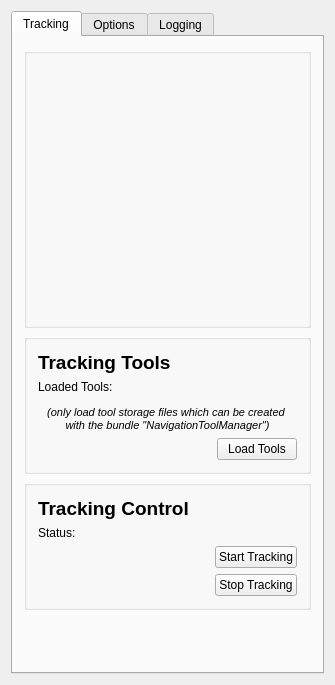
Qt form Modules/Bundles/org.mitk.gui.qt.igttrackingtoolbox/src/internal/QmitkMITKIGTTrackingToolboxViewControls.ui (MITK/MITK) before a commit.
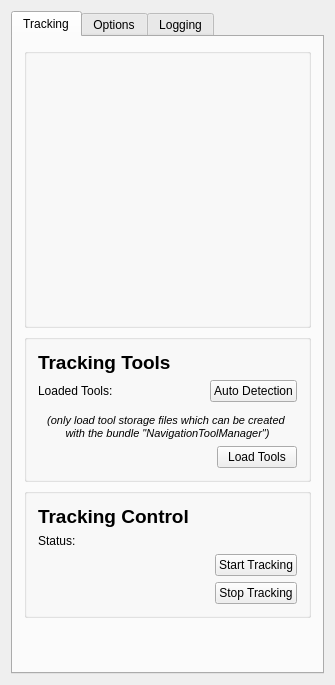
The same form after that commit. Custom widgets are drawn as their Qt base class.

Commit message: added Signal "TrackingDeviceSelectionChanged" to TrackingDeviceConfigurationWidget

```diff
--- a/Modules/Bundles/org.mitk.gui.qt.igttrackingtoolbox/src/internal/QmitkMITKIGTTrackingToolboxViewControls.ui
+++ b/Modules/Bundles/org.mitk.gui.qt.igttrackingtoolbox/src/internal/QmitkMITKIGTTrackingToolboxViewControls.ui
@@ -72,11 +72,35 @@
            </widget>
           </item>
           <item>
+           <layout class="QHBoxLayout" name="horizontalLayout_8">
+            <item>
            <widget class="QLabel" name="m_toolLabel">
             <property name="text">
              <string>Loaded Tools: &lt;none&gt;</string>
             </property>
            </widget>
+            </item>
+            <item>
+             <spacer name="horizontalSpacer_7">
+              <property name="orientation">
+               <enum>Qt::Horizontal</enum>
+              </property>
+              <property name="sizeHint" stdset="0">
+               <size>
+                <width>40</width>
+                <height>20</height>
+               </size>
+              </property>
+             </spacer>
+            </item>
+            <item>
+             <widget class="QPushButton" name="m_AutoDetectTools">
+              <property name="text">
+               <string>Auto Detection</string>
+              </property>
+             </widget>
+            </item>
+           </layout>
           </item>
           <item>
            <widget class="QmitkToolTrackingStatusWidget" name="m_TrackingToolsStatusWidget" native="true"/>
```
Lines whose indentation alone changed are shown as unchanged. The commit also changes 2 other files.
